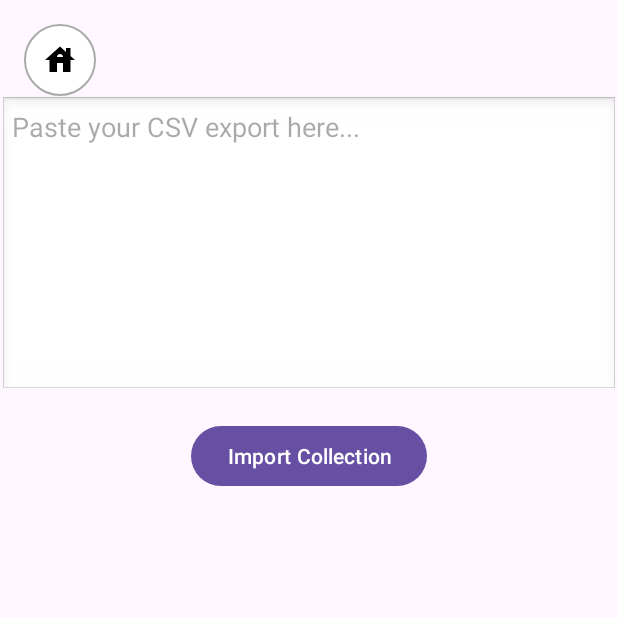
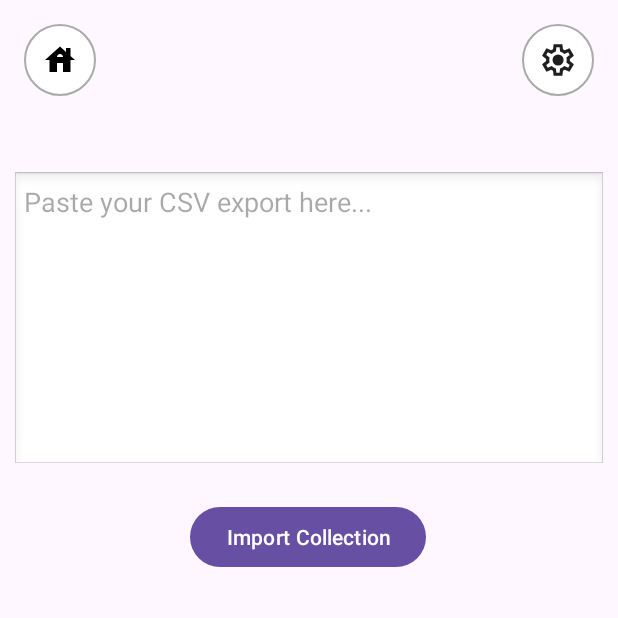
Before and after one commit to ThorriThorskur/LootApp, an Android app: the ImportActivity screen opened directly, with no data from a screen before it, on a phone screen of 412 x 824 dp, the top half of it. Run offline under Robolectric (Android 15) with nearby library versions, the phone set to English and light mode, and no system bars; pictures from the network do not load.

Commit message:
adding home and setting button to search, import and scanner

```diff
--- a/app/src/main/java/is/hbv501g/lootapp/DashboardActivity.java
+++ b/app/src/main/java/is/hbv501g/lootapp/DashboardActivity.java
@@ -18,10 +18,10 @@ public class DashboardActivity extends AppCompatActivity {
 
         // Change type to ImageButton
         ImageButton buttonHome = findViewById(R.id.buttonHome);
+        ImageButton buttonSettings = findViewById(R.id.buttonSettings);
         Button buttonSearch = findViewById(R.id.buttonSearch);
         Button buttonInventory = findViewById(R.id.buttonInventory);
         Button buttonScanner = findViewById(R.id.buttonScanner);
-        ImageButton buttonSettings = findViewById(R.id.buttonSettings);
         Button buttonImport = findViewById(R.id.buttonImport);
 
         // Home button
--- a/app/src/main/java/is/hbv501g/lootapp/ImportActivity.java
+++ b/app/src/main/java/is/hbv501g/lootapp/ImportActivity.java
@@ -41,6 +41,7 @@ public class ImportActivity extends AppCompatActivity {
         recyclerViewImported.setLayoutManager(new LinearLayoutManager(this));
         recyclerViewImported.setAdapter(importedAdapter);
         ImageButton buttonHome = findViewById(R.id.buttonHome);
+        ImageButton buttonSettings = findViewById(R.id.buttonSettings);
 
         // Home button
         buttonHome.setOnClickListener(new View.OnClickListener() {
@@ -50,6 +51,14 @@ public class ImportActivity extends AppCompatActivity {
                 Intent intent = new Intent(ImportActivity.this, DashboardActivity.class);
                 startActivity(intent);
                 finish();
+            }
+        });
+
+        buttonSettings.setOnClickListener(new View.OnClickListener() {
+            @Override
+            public void onClick(View view) {
+                Intent intent = new Intent(ImportActivity.this, settingsActivity.class);
+                startActivity(intent);
             }
         });
 
--- a/app/src/main/java/is/hbv501g/lootapp/ScannerActivity.java
+++ b/app/src/main/java/is/hbv501g/lootapp/ScannerActivity.java
@@ -62,7 +62,7 @@ public class ScannerActivity extends AppCompatActivity {
     private static final int REQUEST_CODE_PERMISSIONS = 1001;
     private final String[] REQUIRED_PERMISSIONS = new String[]{Manifest.permission.CAMERA};
 
-    private Button buttonHome, buttonScan;
+    private Button buttonScan;
     private PreviewView previewView;
     private TextView textViewRecognized;
     // The overlay that defines the scan area.
@@ -93,7 +93,7 @@ public class ScannerActivity extends AppCompatActivity {
         setContentView(R.layout.activity_scanner);
 
         // Main scanner UI elements
-        buttonHome = findViewById(R.id.buttonHome);
+        ImageButton buttonHome = findViewById(R.id.buttonHome);
         buttonScan = findViewById(R.id.buttonScan);
         previewView = findViewById(R.id.previewView);
         textViewRecognized = findViewById(R.id.textViewRecognized);
--- a/app/src/main/res/layout/activity_import.xml
+++ b/app/src/main/res/layout/activity_import.xml
@@ -6,7 +6,7 @@
     android:layout_width="match_parent"
     android:layout_height="match_parent">
 
-    <!-- Home Button -->
+    <!-- Top section: Home and Settings -->
     <ImageButton
         android:id="@+id/buttonHome"
         android:layout_width="48dp"
@@ -18,33 +18,52 @@
         app:layout_constraintTop_toTopOf="parent"
         app:layout_constraintStart_toStartOf="parent" />
 
+    <ImageButton
+        android:id="@+id/buttonSettings"
+        android:layout_width="48dp"
+        android:layout_height="48dp"
+        android:background="@drawable/circle_background"
+        android:src="@drawable/ic_settings"
+        android:contentDescription="Settings"
+        android:layout_margin="16dp"
+        app:layout_constraintTop_toTopOf="parent"
+        app:layout_constraintEnd_toEndOf="parent" />
+
     <!-- Multi-line EditText for pasting CSV data -->
+
+    <!-- Import Button -->
+
+    <!-- RecyclerView for previewing imported items (optional) -->
+
     <EditText
         android:id="@+id/editTextCsvInput"
         android:layout_width="0dp"
         android:layout_height="200dp"
+        android:layout_marginStart="8dp"
+        android:layout_marginTop="50dp"
+        android:layout_marginEnd="8dp"
+        android:background="@android:drawable/edit_text"
+        android:gravity="top|start"
         android:hint="Paste your CSV export here..."
         android:inputType="textMultiLine"
-        android:gravity="top|start"
-        android:background="@android:drawable/edit_text"
         android:padding="8dp"
-        app:layout_constraintTop_toBottomOf="@id/buttonHome"
+        app:layout_constraintBottom_toTopOf="@id/buttonImport"
+        app:layout_constraintEnd_toEndOf="parent"
+        app:layout_constraintHorizontal_bias="0.0"
         app:layout_constraintStart_toStartOf="parent"
-        app:layout_constraintEnd_toEndOf="parent"
-        app:layout_constraintBottom_toTopOf="@id/buttonImport" />
+        app:layout_constraintTop_toBottomOf="@id/buttonHome" />
 
-    <!-- Import Button -->
     <Button
         android:id="@+id/buttonImport"
         android:layout_width="wrap_content"
         android:layout_height="wrap_content"
+        android:layout_marginTop="20dp"
         android:text="Import Collection"
-        app:layout_constraintTop_toBottomOf="@id/editTextCsvInput"
+        app:layout_constraintEnd_toEndOf="parent"
+        app:layout_constraintHorizontal_bias="0.498"
         app:layout_constraintStart_toStartOf="parent"
-        app:layout_constraintEnd_toEndOf="parent"
-        android:layout_marginTop="16dp" />
+        app:layout_constraintTop_toBottomOf="@id/editTextCsvInput" />
 
-    <!-- RecyclerView for previewing imported items (optional) -->
     <androidx.recyclerview.widget.RecyclerView
         android:id="@+id/recyclerViewImported"
         android:layout_width="0dp"
```
Also changed, not shown: app/src/main/java/is/hbv501g/lootapp/SearchActivity.java (+12 -1 lines), app/src/main/res/layout/activity_scanner.xml (+8 -6 lines), app/src/main/res/layout/activity_search.xml (+20 -7 lines).
